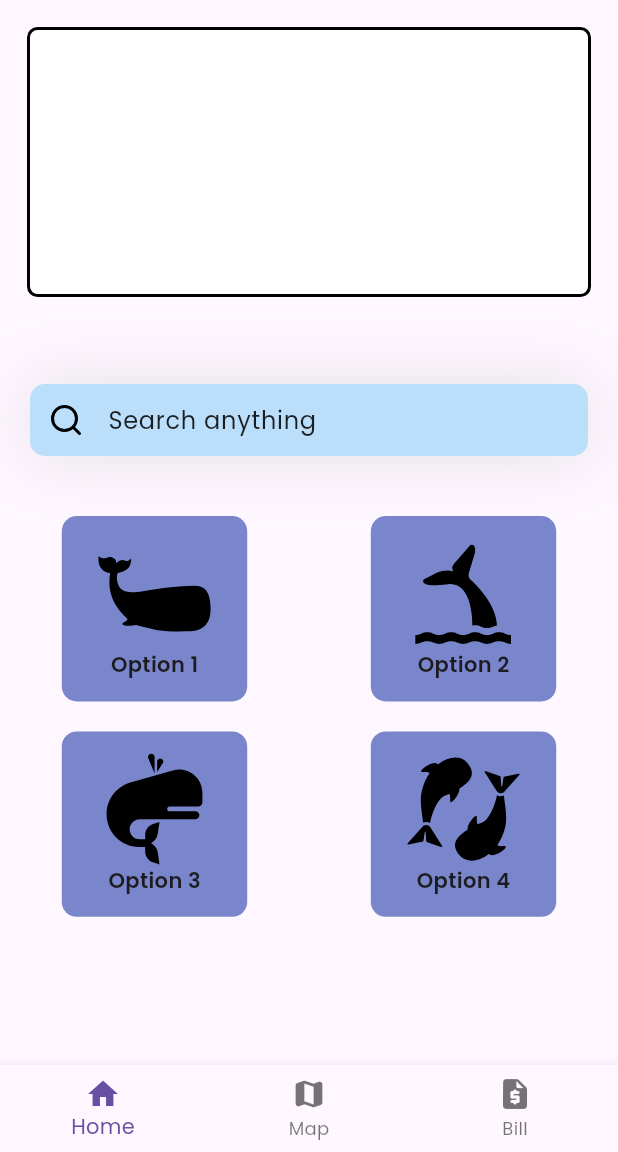
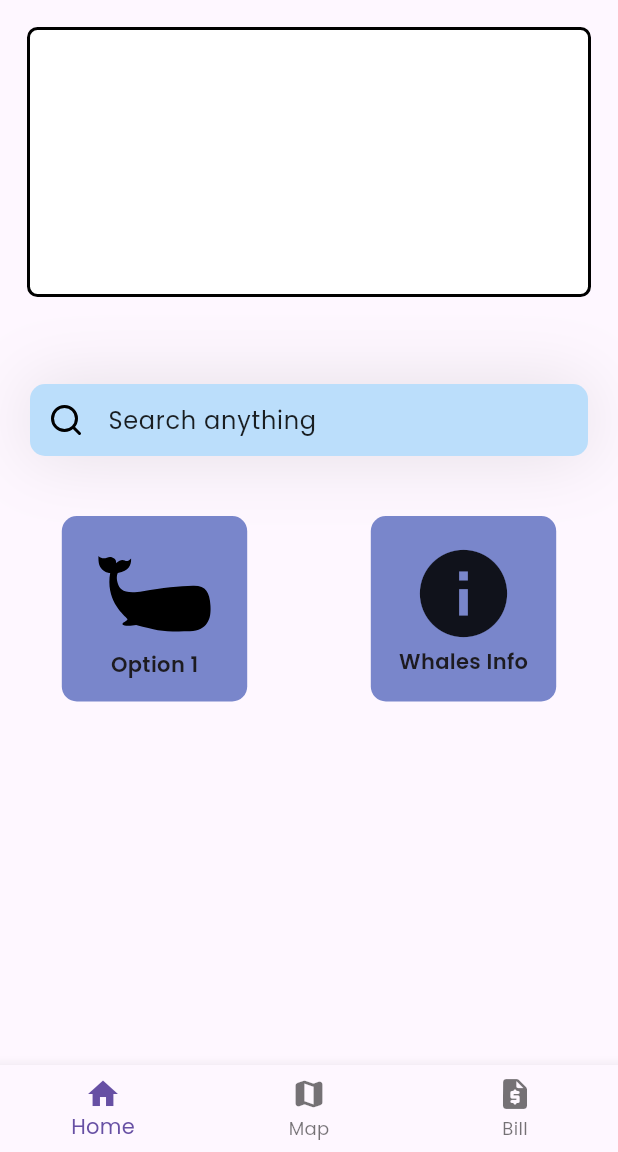
Before and after one commit to AstericsDS/savethewhales, a Flutter app: the screen it shows after launch, on a phone screen of 412 x 824 dp, the part 84-1236 px from its top. Run offline on Flutter 3.47's test engine with Material 3 defaults, Android fonts, the phone set to English and light mode, and no system bars; our stand-ins replace flutter_map, flutter_svg, latlong2, sqflite, sqflite_common_ffi; accounts and stored records are empty.

Commit message:
change grid layout

```diff
--- a/lib/pages/home.dart
+++ b/lib/pages/home.dart
@@ -35,7 +35,8 @@ class _HomepageState extends State<Homepage> {
           onTap: _onTabTapped,
           items: const [
             BottomNavigationBarItem(icon: Icon(Icons.home), label: 'Home'),
-        BottomNavigationBarItem(icon: Icon(Icons.map_rounded), label: 'Map'),
+            BottomNavigationBarItem(
+                icon: Icon(Icons.map_rounded), label: 'Map'),
             BottomNavigationBarItem(
                 icon: Icon(Icons.request_quote_rounded), label: 'Bill'),
           ]),
@@ -148,13 +149,9 @@ class HomepageContent extends StatelessWidget {
                 crossAxisAlignment: CrossAxisAlignment.center,
                 mainAxisAlignment: MainAxisAlignment.center,
                 children: [
-                  SvgPicture.asset(
-                    'assets/svgs/whale-2.svg',
-                    width: 75,
-                    height: 75,
-                  ),
+                  Icon(Icons.info, size: 70,),
                   const Text(
-                    'Option 2',
+                    'Whales Info',
                     style: TextStyle(
                       fontWeight: FontWeight.w600,
                     ),
@@ -166,60 +163,6 @@ class HomepageContent extends StatelessWidget {
         ),
         const SizedBox(
           height: 20,
-        ),
-        Row(
-          mainAxisAlignment: MainAxisAlignment.spaceAround,
-          children: [
-            Container(
-              width: boxSize,
-              height: boxSize,
-              decoration: BoxDecoration(
-                color: Colors.indigo[300],
-                borderRadius: BorderRadius.circular(10),
-              ),
-              child: Column(
-                crossAxisAlignment: CrossAxisAlignment.center,
-                mainAxisAlignment: MainAxisAlignment.center,
-                children: [
-                  SvgPicture.asset(
-                    'assets/svgs/whale-3.svg',
-                    width: 75,
-                    height: 75,
-                  ),
-                  const Text(
-                    'Option 3',
-                    style: TextStyle(
-                      fontWeight: FontWeight.w600,
-                    ),
-                  ),
-                ],
-              ),
-            ),
-            Container(
-              width: boxSize,
-              height: boxSize,
-              decoration: BoxDecoration(
-                color: Colors.indigo[300],
-                borderRadius: BorderRadius.circular(10),
-              ),
-              child: Column(
-                crossAxisAlignment: CrossAxisAlignment.center,
-                mainAxisAlignment: MainAxisAlignment.center,
-                children: [
-                  SvgPicture.asset(
-                    'assets/svgs/whale-4.svg',
-                    width: 75,
-                  ),
-                  const Text(
-                    'Option 4',
-                    style: TextStyle(
-                      fontWeight: FontWeight.w600,
-                    ),
-                  ),
-                ],
-              ),
-            ),
-          ],
         ),
       ],
     );
--- a/pubspec.yaml
+++ b/pubspec.yaml
@@ -41,6 +41,7 @@ dependencies:
   flutter_map_cancellable_tile_provider: ^3.0.2
   sqflite: ^2.4.1
   path: ^1.9.0
+  sqflite_common_ffi_web: ^0.4.5+4
 
 dev_dependencies:
   flutter_test:
```
Also changed, not shown: pubspec.lock. Lines whose indentation alone changed are shown as unchanged.
